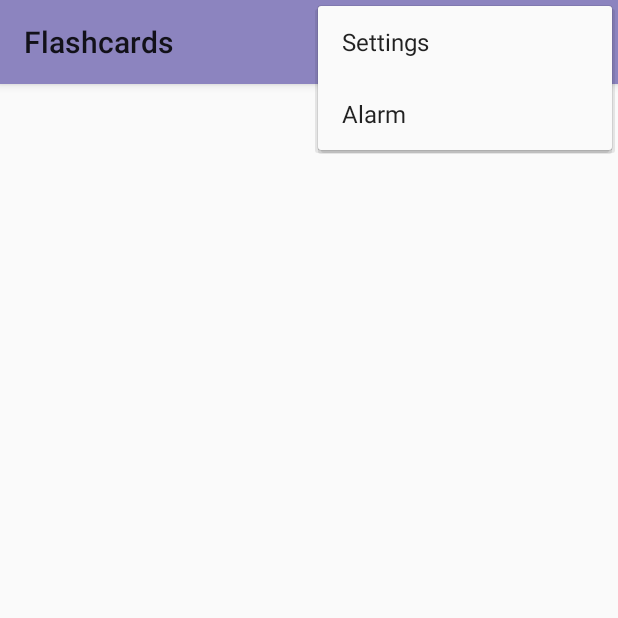
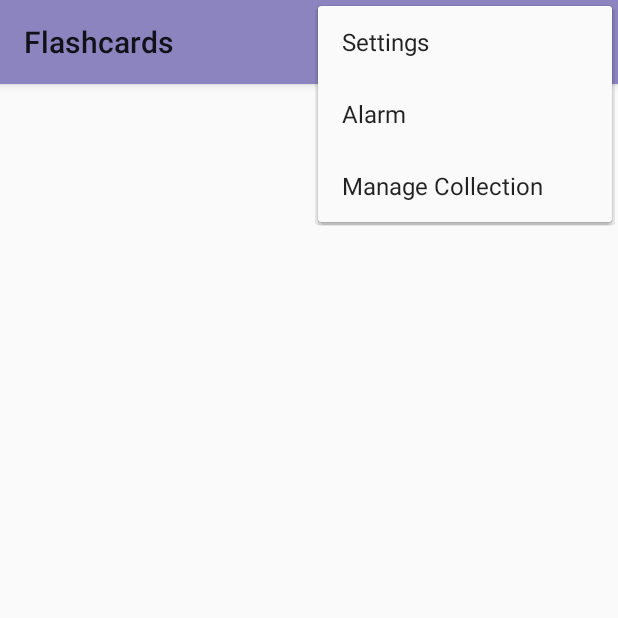
Before and after one commit to uytuan213/TheWizardsFlashcards, an Android app: the screen it shows after launch (MainActivity), with the options menu open, on a phone screen of 412 x 824 dp, the top half of it. Run offline under Robolectric (Android 15) with nearby library versions, the phone set to English and light mode, and no system bars.

Commit message:
Add Manage Collections

```diff
--- a/app/build.gradle
+++ b/app/build.gradle
@@ -27,6 +27,7 @@ dependencies {
     implementation 'androidx.appcompat:appcompat:1.2.0'
     implementation 'androidx.constraintlayout:constraintlayout:2.0.2'
     implementation 'androidx.preference:preference:1.1.1'
+    implementation 'com.google.android.material:material:1.2.1'
     testImplementation 'junit:junit:4.12'
     androidTestImplementation 'androidx.test.ext:junit:1.1.2'
     androidTestImplementation 'androidx.test.espresso:espresso-core:3.3.0'
--- a/app/src/main/AndroidManifest.xml
+++ b/app/src/main/AndroidManifest.xml
@@ -10,6 +10,7 @@
         android:roundIcon="@mipmap/ic_launcher_round"
         android:supportsRtl="true"
         android:theme="@style/SplashScreenTheme">
+        <activity android:name=".ManageCollectionsActivity"></activity>
         <activity
             android:name=".AlarmActivity"
             android:label="@string/title_alarm_activity" />
--- a/app/src/main/java/ca/thewizards/flashcards/MainActivity.java
+++ b/app/src/main/java/ca/thewizards/flashcards/MainActivity.java
@@ -20,11 +20,11 @@ import ca.thewizards.flashcards.Model.Collection;
 public class MainActivity extends AppCompatActivity {
 
     private SharedPreferences sharedPref;
-    private boolean darkTheme = false;
-    private int fontSize;
+    private boolean darkTheme;
+    private boolean animation;
     private boolean isCreating = false;
     private ArrayList<Button> buttonList;
-
+    FlashcardsApplication application;
     private LinearLayout mainLayout;
 
     @Override
@@ -32,7 +32,7 @@ public class MainActivity extends AppCompatActivity {
         PreferenceManager.setDefaultValues(this, R.xml.root_preferences, false);
         sharedPref = PreferenceManager.getDefaultSharedPreferences(this);
         darkTheme = sharedPref.getBoolean("darkTheme", false);
-        fontSize = sharedPref.getInt("fontSize", 24);
+        animation = sharedPref.getBoolean("animation", false);
 
         if (darkTheme)
         {
@@ -43,17 +43,15 @@ public class MainActivity extends AppCompatActivity {
         super.onCreate(savedInstanceState);
         setContentView(R.layout.activity_main);
 
-        FlashcardsApplication application = ((FlashcardsApplication)getApplication());
-        //Add collections for testing
-        /*application.addCollection("Business Intelligence");
-        application.addCollection("MS Web Application");
-        application.addCollection("Oracle Database");*/
+        buttonList = new ArrayList<Button>();
+        mainLayout = (LinearLayout)findViewById(R.id.main_layout);
+        application = ((FlashcardsApplication)getApplication());
+    }
 
-        // Generate collection buttons from database
+    void loadCollections(){
+        mainLayout.removeAllViews();
+        buttonList.clear();
         List<Collection> colList = application.getCollections();
-        buttonList = new ArrayList<Button>();
-
-        mainLayout = (LinearLayout)findViewById(R.id.main_layout);
         LinearLayout.LayoutParams params = new LinearLayout.LayoutParams(LinearLayout.LayoutParams.MATCH_PARENT, 200);
         params.setMargins(40,5,40,5);
         for (int i = 0; i < colList.size(); i++) {
@@ -61,7 +59,7 @@ public class MainActivity extends AppCompatActivity {
             Button btn = new Button(this);
             btn.setText(col.getName());
             btn.setId(col.getId());
-            // TODO Add btn to buttonList
+            buttonList.add(btn);
             mainLayout.addView(btn, params);
         }
     }
@@ -75,6 +73,9 @@ public class MainActivity extends AppCompatActivity {
             finish();
             startActivity(getIntent());
         }
+
+        // Generate collection buttons from database
+        loadCollections();
     }
 
     @Override
@@ -98,6 +99,11 @@ public class MainActivity extends AppCompatActivity {
                 alarmIntent.putExtra("darkTheme", darkTheme);
                 startActivity(alarmIntent);
                 break;
+            case R.id.manage_collections:
+                Intent manageCollectionIntent = new Intent(getApplicationContext(), ManageCollectionsActivity.class);
+                manageCollectionIntent.putExtra("darkTheme", darkTheme);
+                startActivity(manageCollectionIntent);
+                break;
             default:
                 ret = super.onOptionsItemSelected(item);
         }
--- a/app/src/main/res/layout/activity_main.xml
+++ b/app/src/main/res/layout/activity_main.xml
@@ -8,13 +8,15 @@
 
     <ScrollView
         android:layout_width="match_parent"
-        android:layout_height="match_parent">
+        android:layout_height="match_parent"
+        app:layout_constraintBottom_toBottomOf="parent"
+        app:layout_constraintTop_toTopOf="parent">
 
         <LinearLayout
             android:id="@+id/main_layout"
             android:layout_width="match_parent"
             android:layout_height="wrap_content"
-            android:orientation="vertical"/>
+            android:orientation="vertical" />
     </ScrollView>
 
 </androidx.constraintlayout.widget.ConstraintLayout>
--- a/app/src/main/res/menu/flashcards_menu.xml
+++ b/app/src/main/res/menu/flashcards_menu.xml
@@ -7,4 +7,7 @@
     <item
         android:id="@+id/alarm"
         android:title="@string/alarm" />
+    <item
+        android:id="@+id/manage_collections"
+        android:title="Manage Collection" />
 </menu>
--- a/app/src/main/res/values/strings.xml
+++ b/app/src/main/res/values/strings.xml
@@ -15,6 +15,10 @@
     <string name="date_empty">The date is required</string>
     <string name="time_empty">The time is required</string>
     <string name="date_is_before">The date cannot be before the current time</string>
+    <string name="collection_name">Collection name</string>
+    <string name="add_collection">Add Collection</string>
+    <string name="collection_added">Collection added!</string>
+    <string name="back">Back</string>
 
     <!-- Preference Titles -->
     <string name="appearance_header">Appearance</string>
--- a/app/src/main/res/xml/root_preferences.xml
+++ b/app/src/main/res/xml/root_preferences.xml
@@ -6,14 +6,10 @@
         <SwitchPreferenceCompat
             app:key="darkTheme"
             app:title="@string/darkTheme_title" />
-
-        <SeekBarPreference
-            app:key="fontSize"
-            app:title="Font Size"
-            app:summary="@string/fontSize_summary"
-            app:showSeekBarValue="true"
-            app:min="20"
-            android:max="40"/>
+        <SwitchPreference
+            android:defaultValue="false"
+            android:key="animation"
+            android:title="Animation" />
 
     </PreferenceCategory>
 
```
Also changed, not shown: app/src/main/java/ca/thewizards/flashcards/ManageCollectionsActivity.java (added, +128 -0 lines), app/src/main/res/drawable/ic_plus.xml (added, +12 -0 lines), app/src/main/res/layout/activity_manage_collections.xml (added, +65 -0 lines), app/src/main/ic_plusIcon-playstore.png (added).
